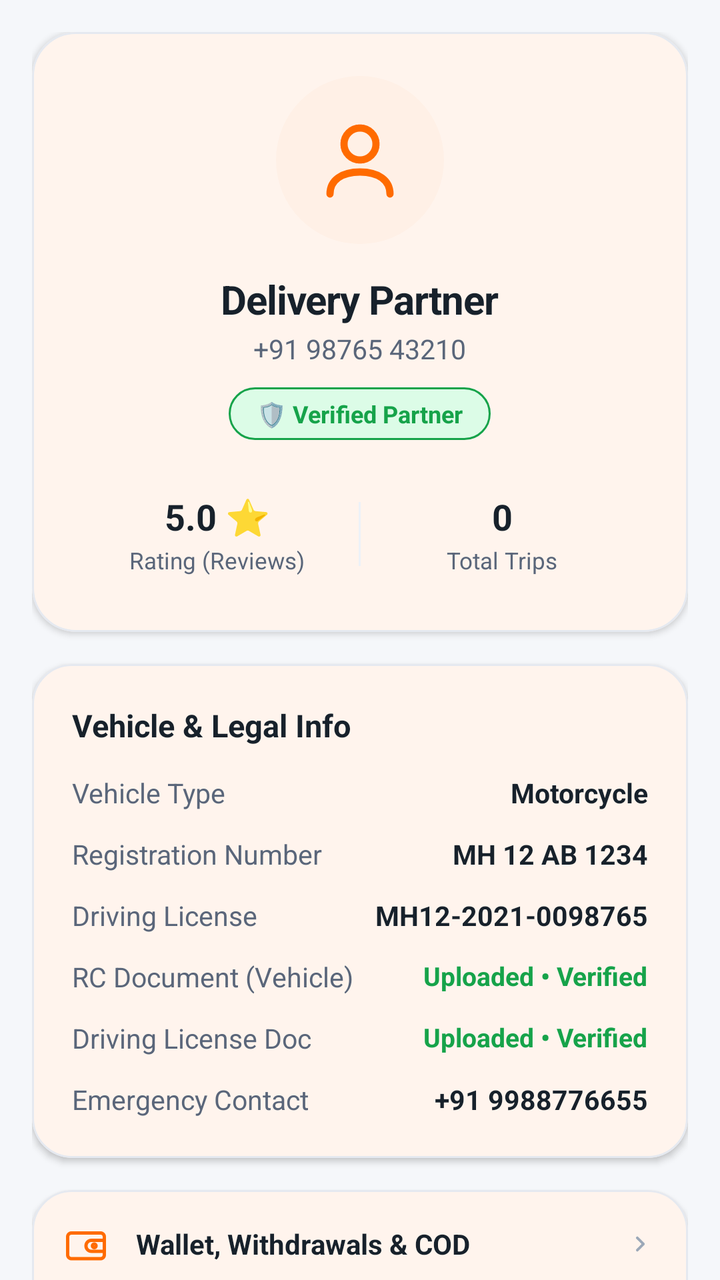
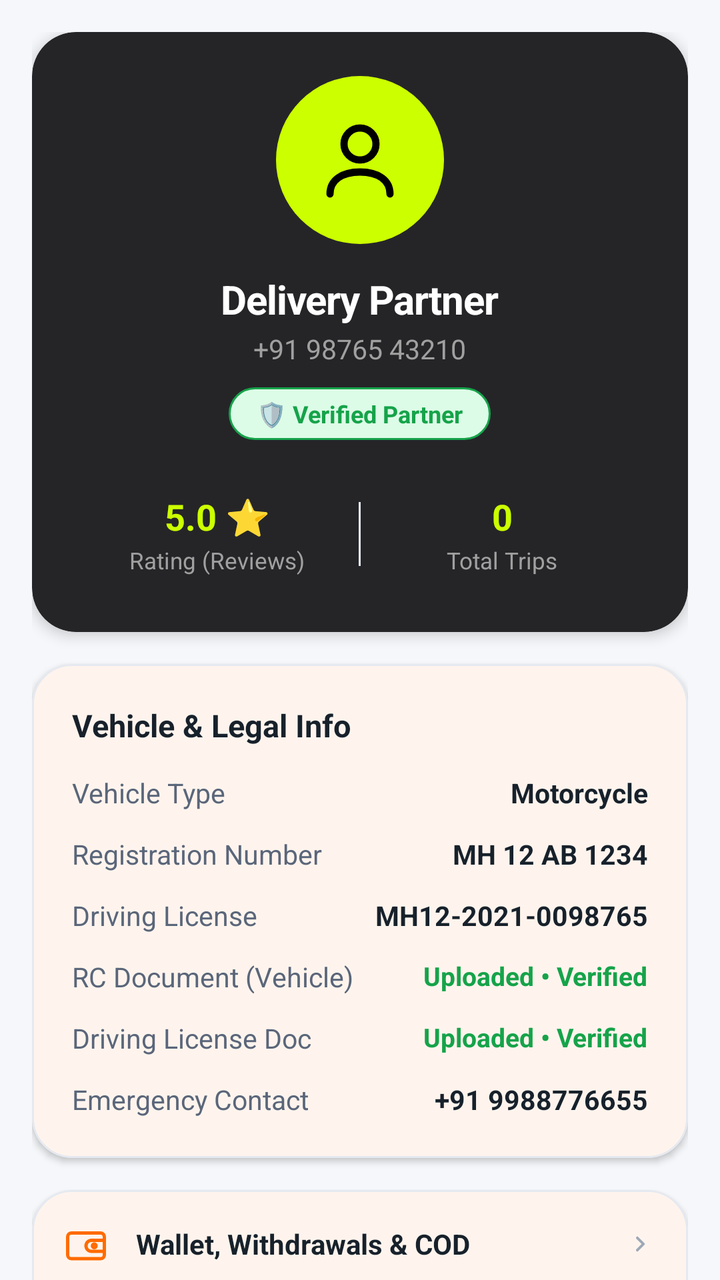

The first picture is an Android layout as it rendered before a commit; the second is the same layout after the commit. The layout source and the unified diff follow.
<!-- AndroidManifest.xml: application theme Theme.AKRHunger -->
<!-- res/layout/fragment_partner_profile.xml -->
<?xml version="1.0" encoding="utf-8"?>
<androidx.core.widget.NestedScrollView
    xmlns:android="http://schemas.android.com/apk/res/android"
    xmlns:app="http://schemas.android.com/apk/res-auto"
    android:layout_width="match_parent"
    android:layout_height="match_parent"
    android:background="@color/background"
    android:fillViewport="true">

    <LinearLayout
        android:layout_width="match_parent"
        android:layout_height="wrap_content"
        android:orientation="vertical"
        android:paddingHorizontal="16dp"
        android:paddingTop="16dp"
        android:paddingBottom="36dp">

        
        <com.google.android.material.card.MaterialCardView
            android:layout_width="match_parent"
            android:layout_height="wrap_content"
            app:cardCornerRadius="22dp"
            app:cardElevation="2dp"
            app:strokeColor="@color/card_border"
            app:strokeWidth="1dp"
            app:cardBackgroundColor="@color/surface">

            <LinearLayout
                android:layout_width="match_parent"
                android:layout_height="wrap_content"
                android:orientation="vertical"
                android:padding="22dp"
                android:gravity="center_horizontal">

                <FrameLayout
                    android:layout_width="84dp"
                    android:layout_height="84dp">

                    <ImageView
                        android:id="@+id/iv_partner_avatar"
                        android:layout_width="match_parent"
                        android:layout_height="match_parent"
                        android:src="@drawable/ic_profile"
                        app:tint="@color/primary"
                        android:background="@drawable/bg_pill_primary"
                        android:backgroundTint="@color/primary_tint"
                        android:padding="18dp" />
                </FrameLayout>

                <TextView
                    android:id="@+id/tv_profile_name"
                    android:layout_width="wrap_content"
                    android:layout_height="wrap_content"
                    android:layout_marginTop="14dp"
                    android:text="Delivery Partner"
                    android:textColor="@color/text_primary"
                    android:textSize="20sp"
                    android:textStyle="bold"
                    android:letterSpacing="-0.02" />

                <TextView
                    android:id="@+id/tv_profile_phone"
                    android:layout_width="wrap_content"
                    android:layout_height="wrap_content"
                    android:layout_marginTop="2dp"
                    android:text="+91 98765 43210"
                    android:textColor="@color/text_secondary"
                    android:textSize="13.5sp" />

                
                <TextView
                    android:id="@+id/tv_kyc_badge"
                    android:layout_width="wrap_content"
                    android:layout_height="wrap_content"
                    android:layout_marginTop="10dp"
                    android:background="@drawable/bg_pill_emerald_soft"
                    android:paddingHorizontal="14dp"
                    android:paddingVertical="5dp"
                    android:text="🛡️ Verified Partner"
                    android:textColor="@color/veg_green"
                    android:textSize="12sp"
                    android:textStyle="bold" />

                
                <LinearLayout
                    android:layout_width="match_parent"
                    android:layout_height="wrap_content"
                    android:orientation="horizontal"
                    android:layout_marginTop="20dp"
                    android:gravity="center">

                    <LinearLayout
                        android:id="@+id/layout_profile_rating_click"
                        android:layout_width="0dp"
                        android:layout_height="wrap_content"
                        android:layout_weight="1"
                        android:orientation="vertical"
                        android:gravity="center"
                        android:background="?attr/selectableItemBackground"
                        android:paddingVertical="6dp">

                        <TextView
                            android:id="@+id/tv_profile_rating"
                            android:layout_width="wrap_content"
                            android:layout_height="wrap_content"
                            android:text="5.0 ⭐"
                            android:textColor="@color/text_primary"
                            android:textSize="18sp"
                            android:textStyle="bold" />

                        <TextView
                            android:layout_width="wrap_content"
                            android:layout_height="wrap_content"
                            android:layout_marginTop="2dp"
                            android:text="Rating (Reviews)"
                            android:textColor="@color/text_secondary"
                            android:textSize="11.5sp" />
                    </LinearLayout>

                    <View
                        android:layout_width="1dp"
                        android:layout_height="32dp"
                        android:background="@color/divider" />

                    <LinearLayout
                        android:layout_width="0dp"
                        android:layout_height="wrap_content"
                        android:layout_weight="1"
                        android:orientation="vertical"
                        android:gravity="center"
                        android:paddingVertical="6dp">

                        <TextView
                            android:id="@+id/tv_profile_deliveries"
                            android:layout_width="wrap_content"
                            android:layout_height="wrap_content"
                            android:text="0"
                            android:textColor="@color/text_primary"
                            android:textSize="18sp"
                            android:textStyle="bold" />

                        <TextView
                            android:layout_width="wrap_content"
                            android:layout_height="wrap_content"
                            android:layout_marginTop="2dp"
                            android:text="Total Trips"
                            android:textColor="@color/text_secondary"
                            android:textSize="11.5sp" />
                    </LinearLayout>
                </LinearLayout>
            </LinearLayout>
        </com.google.android.material.card.MaterialCardView>

        
        <com.google.android.material.card.MaterialCardView
            android:layout_width="match_parent"
            android:layout_height="wrap_content"
            android:layout_marginTop="16dp"
            app:cardCornerRadius="20dp"
            app:cardElevation="2dp"
            app:strokeColor="@color/card_border"
            app:strokeWidth="1dp"
            app:cardBackgroundColor="@color/surface">

            <LinearLayout
                android:layout_width="match_parent"
                android:layout_height="wrap_content"
                android:orientation="vertical"
                android:padding="20dp">

                <TextView
                    android:layout_width="wrap_content"
                    android:layout_height="wrap_content"
                    android:text="Vehicle &amp; Legal Info"
                    android:textColor="@color/text_primary"
                    android:textSize="15.5sp"
                    android:textStyle="bold" />

                <RelativeLayout
                    android:layout_width="match_parent"
                    android:layout_height="wrap_content"
                    android:layout_marginTop="14dp">

                    <TextView
                        android:layout_width="wrap_content"
                        android:layout_height="wrap_content"
                        android:text="Vehicle Type"
                        android:textColor="@color/text_secondary"
                        android:textSize="13.5sp" />

                    <TextView
                        android:id="@+id/tv_profile_vehicle_type"
                        android:layout_width="wrap_content"
                        android:layout_height="wrap_content"
                        android:layout_alignParentEnd="true"
                        android:text="Motorcycle"
                        android:textColor="@color/text_primary"
                        android:textSize="13.5sp"
                        android:textStyle="bold" />
                </RelativeLayout>

                <RelativeLayout
                    android:layout_width="match_parent"
                    android:layout_height="wrap_content"
                    android:layout_marginTop="12dp">

                    <TextView
                        android:layout_width="wrap_content"
                        android:layout_height="wrap_content"
                        android:text="Registration Number"
                        android:textColor="@color/text_secondary"
                        android:textSize="13.5sp" />

                    <TextView
                        android:id="@+id/tv_profile_vehicle_number"
                        android:layout_width="wrap_content"
                        android:layout_height="wrap_content"
                        android:layout_alignParentEnd="true"
                        android:text="MH 12 AB 1234"
                        android:textColor="@color/text_primary"
                        android:textSize="13.5sp"
                        android:textStyle="bold" />
                </RelativeLayout>

                <RelativeLayout
                    android:layout_width="match_parent"
                    android:layout_height="wrap_content"
                    android:layout_marginTop="12dp">

                    <TextView
                        android:layout_width="wrap_content"
                        android:layout_height="wrap_content"
                        android:text="Driving License"
                        android:textColor="@color/text_secondary"
                        android:textSize="13.5sp" />

                    <TextView
                        android:id="@+id/tv_profile_license"
                        android:layout_width="wrap_content"
                        android:layout_height="wrap_content"
                        android:layout_alignParentEnd="true"
                        android:text="MH12-2021-0098765"
                        android:textColor="@color/text_primary"
                        android:textSize="13.5sp"
                        android:textStyle="bold" />
                </RelativeLayout>

                <RelativeLayout
                    android:layout_width="match_parent"
                    android:layout_height="wrap_content"
                    android:layout_marginTop="12dp">

                    <TextView
                        android:layout_width="wrap_content"
                        android:layout_height="wrap_content"
                        android:text="RC Document (Vehicle)"
                        android:textColor="@color/text_secondary"
                        android:textSize="13.5sp" />

                    <TextView
                        android:id="@+id/tv_profile_rc_status"
                        android:layout_width="wrap_content"
                        android:layout_height="wrap_content"
                        android:layout_alignParentEnd="true"
                        android:text="Uploaded • Verified"
                        android:textColor="@color/veg_green"
                        android:textSize="13sp"
                        android:textStyle="bold" />
                </RelativeLayout>

                <RelativeLayout
                    android:layout_width="match_parent"
                    android:layout_height="wrap_content"
                    android:layout_marginTop="12dp">

                    <TextView
                        android:layout_width="wrap_content"
                        android:layout_height="wrap_content"
                        android:text="Driving License Doc"
                        android:textColor="@color/text_secondary"
                        android:textSize="13.5sp" />

                    <TextView
                        android:id="@+id/tv_profile_dl_status"
                        android:layout_width="wrap_content"
                        android:layout_height="wrap_content"
                        android:layout_alignParentEnd="true"
                        android:text="Uploaded • Verified"
                        android:textColor="@color/veg_green"
                        android:textSize="13sp"
                        android:textStyle="bold" />
                </RelativeLayout>

                <RelativeLayout
                    android:layout_width="match_parent"
                    android:layout_height="wrap_content"
                    android:layout_marginTop="12dp">

                    <TextView
                        android:layout_width="wrap_content"
                        android:layout_height="wrap_content"
                        android:text="Emergency Contact"
                        android:textColor="@color/text_secondary"
                        android:textSize="13.5sp" />

                    <TextView
                        android:id="@+id/tv_profile_emergency"
                        android:layout_width="wrap_content"
                        android:layout_height="wrap_content"
                        android:layout_alignParentEnd="true"
                        android:text="+91 9988776655"
                        android:textColor="@color/text_primary"
                        android:textSize="13.5sp"
                        android:textStyle="bold" />
                </RelativeLayout>
            </LinearLayout>
        </com.google.android.material.card.MaterialCardView>

        
        <com.google.android.material.card.MaterialCardView
            android:layout_width="match_parent"
            android:layout_height="wrap_content"
            android:layout_marginTop="16dp"
            app:cardCornerRadius="20dp"
            app:cardElevation="2dp"
            app:strokeColor="@color/card_border"
            app:strokeWidth="1dp"
            app:cardBackgroundColor="@color/surface">

            <LinearLayout
                android:layout_width="match_parent"
                android:layout_height="wrap_content"
                android:orientation="vertical">

                
                <LinearLayout
                    android:id="@+id/btn_profile_wallet"
                    android:layout_width="match_parent"
                    android:layout_height="wrap_content"
                    android:orientation="horizontal"
                    android:gravity="center_vertical"
                    android:padding="16dp"
                    android:background="?attr/selectableItemBackground">

                    <ImageView
                        android:layout_width="22dp"
                        android:layout_height="22dp"
                        android:src="@drawable/ic_wallet"
                        app:tint="@color/primary" />

                    <TextView
                        android:layout_width="0dp"
                        android:layout_height="wrap_content"
                        android:layout_weight="1"
                        android:layout_marginStart="14dp"
                        android:text="Wallet, Withdrawals &amp; COD"
                        android:textColor="@color/text_primary"
                        android:textSize="14sp"
                        android:textStyle="bold" />

                    <ImageView
                        android:layout_width="16dp"
                        android:layout_height="16dp"
                        android:src="@drawable/ic_chevron_right"
                        app:tint="@color/text_hint" />
                </LinearLayout>

                <View
                    android:layout_width="match_parent"
                    android:layout_height="1dp"
                    android:background="@color/divider" />

                
                <LinearLayout
                    android:id="@+id/btn_profile_reviews"
                    android:layout_width="match_parent"
                    android:layout_height="wrap_content"
                    android:orientation="horizontal"
                    android:gravity="center_vertical"
                    android:padding="16dp"
                    android:background="?attr/selectableItemBackground">

                    <ImageView
                        android:layout_width="22dp"
                        android:layout_height="22dp"
                        android:src="@drawable/ic_star"
                        app:tint="@color/secondary" />

                    <TextView
                        android:layout_width="0dp"
                        android:layout_height="wrap_content"
                        android:layout_weight="1"
                        android:layout_marginStart="14dp"
                        android:text="Customer Ratings &amp; Reviews"
                        android:textColor="@color/text_primary"
                        android:textSize="14sp"
                        android:textStyle="bold" />

                    <ImageView
                        android:layout_width="16dp"
                        android:layout_height="16dp"
                        android:src="@drawable/ic_chevron_right"
                        app:tint="@color/text_hint" />
                </LinearLayout>

                <View
                    android:layout_width="match_parent"
                    android:layout_height="1dp"
                    android:background="@color/divider" />

                
                <LinearLayout
                    android:id="@+id/btn_profile_pincodes"
                    android:layout_width="match_parent"
                    android:layout_height="wrap_content"
                    android:orientation="horizontal"
                    android:gravity="center_vertical"
                    android:padding="16dp"
                    android:background="?attr/selectableItemBackground">

                    <ImageView
                        android:layout_width="22dp"
                        android:layout_height="22dp"
                        android:src="@drawable/ic_location"
                        app:tint="@color/primary" />

                    <TextView
                        android:layout_width="0dp"
                        android:layout_height="wrap_content"
                        android:layout_weight="1"
                        android:layout_marginStart="14dp"
                        android:text="Service Areas (Pincodes)"
                        android:textColor="@color/text_primary"
                        android:textSize="14sp"
                        android:textStyle="bold" />

                    <ImageView
                        android:layout_width="16dp"
                        android:layout_height="16dp"
                        android:src="@drawable/ic_chevron_right"
                        app:tint="@color/text_hint" />
                </LinearLayout>

                <View
                    android:layout_width="match_parent"
                    android:layout_height="1dp"
                    android:background="@color/divider" />

                
                <LinearLayout
                    android:id="@+id/btn_profile_radar"
                    android:layout_width="match_parent"
                    android:layout_height="wrap_content"
                    android:orientation="horizontal"
                    android:gravity="center_vertical"
                    android:padding="16dp"
                    android:background="?attr/selectableItemBackground">

                    <ImageView
                        android:layout_width="22dp"
                        android:layout_height="22dp"
                        android:src="@drawable/ic_map"
                        app:tint="@color/info" />

                    <TextView
                        android:layout_width="0dp"
                        android:layout_height="wrap_content"
                        android:layout_weight="1"
                        android:layout_marginStart="14dp"
                        android:text="Live GPS Radar &amp; Telemetry"
                        android:textColor="@color/text_primary"
                        android:textSize="14sp"
                        android:textStyle="bold" />

                    <ImageView
                        android:layout_width="16dp"
                        android:layout_height="16dp"
                        android:src="@drawable/ic_chevron_right"
                        app:tint="@color/text_hint" />
                </LinearLayout>

                <View
                    android:layout_width="match_parent"
                    android:layout_height="1dp"
                    android:background="@color/divider" />

                
                <LinearLayout
                    android:id="@+id/btn_profile_settings"
                    android:layout_width="match_parent"
                    android:layout_height="wrap_content"
                    android:orientation="horizontal"
                    android:gravity="center_vertical"
                    android:padding="16dp"
                    android:background="?attr/selectableItemBackground">

                    <ImageView
                        android:layout_width="22dp"
                        android:layout_height="22dp"
                        android:src="@drawable/ic_settings"
                        app:tint="@color/primary" />

                    <TextView
                        android:layout_width="0dp"
                        android:layout_height="wrap_content"
                        android:layout_weight="1"
                        android:layout_marginStart="14dp"
                        android:text="App Settings &amp; Bank Details"
                        android:textColor="@color/text_primary"
                        android:textSize="14sp"
                        android:textStyle="bold" />

                    <ImageView
                        android:layout_width="16dp"
                        android:layout_height="16dp"
                        android:src="@drawable/ic_chevron_right"
                        app:tint="@color/text_hint" />
                </LinearLayout>

                <View
                    android:layout_width="match_parent"
                    android:layout_height="1dp"
                    android:background="@color/divider" />

                
                <LinearLayout
                    android:id="@+id/btn_profile_support"
                    android:layout_width="match_parent"
                    android:layout_height="wrap_content"
                    android:orientation="horizontal"
                    android:gravity="center_vertical"
                    android:padding="16dp"
                    android:background="?attr/selectableItemBackground">

                    <ImageView
                        android:layout_width="22dp"
                        android:layout_height="22dp"
                        android:src="@drawable/ic_support"
                        app:tint="@color/primary" />

                    <TextView
                        android:layout_width="0dp"
                        android:layout_height="wrap_content"
                        android:layout_weight="1"
                        android:layout_marginStart="14dp"
                        android:text="Help Center, Tickets &amp; FAQs"
                        android:textColor="@color/text_primary"
                        android:textSize="14sp"
                        android:textStyle="bold" />

                    <ImageView
                        android:layout_width="16dp"
                        android:layout_height="16dp"
                        android:src="@drawable/ic_chevron_right"
                        app:tint="@color/text_hint" />
                </LinearLayout>

                <View
                    android:layout_width="match_parent"
                    android:layout_height="1dp"
                    android:background="@color/divider" />

                
                <LinearLayout
                    android:id="@+id/btn_profile_sos"
                    android:layout_width="match_parent"
                    android:layout_height="wrap_content"
                    android:orientation="horizontal"
                    android:gravity="center_vertical"
                    android:padding="16dp"
                    android:background="?attr/selectableItemBackground">

                    <ImageView
                        android:layout_width="22dp"
                        android:layout_height="22dp"
                        android:src="@drawable/ic_phone"
                        app:tint="@color/error" />

                    <TextView
                        android:layout_width="0dp"
                        android:layout_height="wrap_content"
                        android:layout_weight="1"
                        android:layout_marginStart="14dp"
                        android:text="🚨 Rider Safety SOS Helpline"
                        android:textColor="@color/error"
                        android:textSize="14sp"
                        android:textStyle="bold" />

                    <ImageView
                        android:layout_width="16dp"
                        android:layout_height="16dp"
                        android:src="@drawable/ic_chevron_right"
                        app:tint="@color/text_hint" />
                </LinearLayout>

            </LinearLayout>
        </com.google.android.material.card.MaterialCardView>

        
        <com.google.android.material.button.MaterialButton
            android:id="@+id/btn_profile_logout"
            style="@style/Widget.Material3.Button.OutlinedButton"
            android:layout_width="match_parent"
            android:layout_height="52dp"
            android:layout_marginTop="24dp"
            android:text="Sign Out"
            android:textColor="@color/error"
            android:textSize="15sp"
            android:textStyle="bold"
            app:strokeColor="@color/error"
            app:strokeWidth="1.5dp"
            app:icon="@drawable/ic_logout"
            app:iconTint="@color/error"
            app:iconPadding="8dp"
            app:cornerRadius="26dp" />

    </LinearLayout>
</androidx.core.widget.NestedScrollView>
<!-- resources referenced by this layout -->
<resources>
  <color name="background">#F5F7FA</color>
  <color name="card_border">#E5E9F0</color>
  <color name="divider">#EDF1F7</color>
  <color name="error">#DC2626</color>
  <color name="info">#2563EB</color>
  <color name="primary">#FF6B00</color>
  <color name="primary_tint">#FFF0E6</color>
  <color name="secondary">#E9A23B</color>
  <color name="surface">#FFFFFF</color>
  <color name="text_hint">#9CA8B8</color>
  <color name="text_primary">#17212B</color>
  <color name="text_secondary">#5A667A</color>
  <color name="veg_green">#16A34A</color>
  <!-- drawable bg_pill_emerald_soft (drawable) -->
  <?xml version="1.0" encoding="utf-8"?>
  <shape xmlns:android="http://schemas.android.com/apk/res/android"
      android:shape="rectangle">
      <corners android:radius="999dp" />
      <solid android:color="@color/success_light" />
      <stroke android:width="1dp" android:color="@color/success" />
  </shape>
  <!-- drawable bg_pill_primary (drawable) -->
  <?xml version="1.0" encoding="utf-8"?>
  <ripple xmlns:android="http://schemas.android.com/apk/res/android"
      android:color="#33FFFFFF">
      <item>
          <shape android:shape="rectangle">
              <corners android:radius="999dp" />
              <solid android:color="@color/primary" />
          </shape>
      </item>
  </ripple>
  <!-- drawable ic_star (drawable) -->
  <vector xmlns:android="http://schemas.android.com/apk/res/android"
      android:width="24dp" android:height="24dp"
      android:viewportWidth="24" android:viewportHeight="24">
      <path android:fillColor="#FFC107"
          android:pathData="M12,2l3.09,6.26L22,9.27l-5,4.87 1.18,6.88L12,17.77l-6.18,3.25L7,14.14 2,9.27l6.91,-1.01L12,2z" />
  </vector>
  <color name="success_light">#DCFCE7</color>
  <color name="success">#16A34A</color>
  <color name="primary_dark">#E85D04</color>
  <color name="on_primary">#FFFFFF</color>
  <color name="on_secondary">#17212B</color>
  <color name="on_surface">#17212B</color>
  <color name="surface_variant">#EEF2F6</color>
  <style name="ThemeOverlay.AKR.BottomSheetDialog" parent="ThemeOverlay.Material3.BottomSheetDialog">
          <item name="bottomSheetStyle">@style/Widget.AKR.BottomSheet</item>
      </style>
  <style name="ShapeAppearance.AKR.Dialog" parent="">
          <item name="cornerFamily">rounded</item>
          <item name="cornerSize">24dp</item>
      </style>
  <style name="TextAppearance.AKR.Dialog.Title" parent="MaterialAlertDialog.Material3.Title.Text">
          <item name="android:textColor">@color/text_primary</item>
          <item name="android:textSize">19sp</item>
          <item name="android:fontFamily">sans-serif-black</item>
      </style>
  <style name="TextAppearance.AKR.Dialog.Body" parent="MaterialAlertDialog.Material3.Body.Text">
          <item name="android:textColor">@color/text_secondary</item>
          <item name="android:textSize">14sp</item>
          <item name="android:fontFamily">sans-serif</item>
          <item name="android:lineSpacingMultiplier">1.3</item>
      </style>
  <style name="Widget.AKR.Dialog.Button.Neutral" parent="Widget.Material3.Button.TextButton.Dialog">
          <item name="android:textColor">@color/info</item>
          <item name="android:fontFamily">sans-serif-bold</item>
          <item name="android:textSize">14sp</item>
          <item name="android:textAllCaps">false</item>
          <item name="cornerRadius">18dp</item>
      </style>
  <style name="Widget.AKR.BottomSheet" parent="Widget.Material3.BottomSheet">
          <item name="shapeAppearanceOverlay">@style/ShapeAppearance.AKR.BottomSheet</item>
          <item name="backgroundTint">@color/surface</item>
      </style>
  <style name="ShapeAppearance.AKR.BottomSheet" parent="">
          <item name="cornerFamily">rounded</item>
          <item name="cornerSizeTopLeft">28dp</item>
          <item name="cornerSizeTopRight">28dp</item>
      </style>
  <!-- unchanged entries left out for length: 13 -->
</resources>

<!-- the commit's change to res/layout/fragment_partner_profile.xml (unified diff, before → after) -->
@@ -20,10 +20,9 @@
             android:layout_width="match_parent"
             android:layout_height="wrap_content"
             app:cardCornerRadius="22dp"
-            app:cardElevation="2dp"
-            app:strokeColor="@color/card_border"
-            app:strokeWidth="1dp"
-            app:cardBackgroundColor="@color/surface">
+            app:cardElevation="4dp"
+            app:strokeWidth="0dp"
+            app:cardBackgroundColor="@color/dark_card_bg">
 
             <LinearLayout
                 android:layout_width="match_parent"
@@ -41,9 +40,9 @@
                         android:layout_width="match_parent"
                         android:layout_height="match_parent"
                         android:src="@drawable/ic_profile"
-                        app:tint="@color/primary"
+                        app:tint="@color/black"
                         android:background="@drawable/bg_pill_primary"
-                        android:backgroundTint="@color/primary_tint"
+                        android:backgroundTint="@color/neon_green"
                         android:padding="18dp" />
                 </FrameLayout>
 
@@ -53,7 +52,7 @@
                     android:layout_height="wrap_content"
                     android:layout_marginTop="14dp"
                     android:text="Delivery Partner"
-                    android:textColor="@color/text_primary"
+                    android:textColor="@color/white"
                     android:textSize="20sp"
                     android:textStyle="bold"
                     android:letterSpacing="-0.02" />
@@ -64,7 +63,7 @@
                     android:layout_height="wrap_content"
                     android:layout_marginTop="2dp"
                     android:text="+91 98765 43210"
-                    android:textColor="@color/text_secondary"
+                    android:textColor="#A0A0A0"
                     android:textSize="13.5sp" />
 
                 
@@ -104,7 +103,7 @@
                             android:layout_width="wrap_content"
                             android:layout_height="wrap_content"
                             android:text="5.0 ⭐"
-                            android:textColor="@color/text_primary"
+                            android:textColor="@color/neon_green"
                             android:textSize="18sp"
                             android:textStyle="bold" />
 
@@ -113,7 +112,7 @@
                             android:layout_height="wrap_content"
                             android:layout_marginTop="2dp"
                             android:text="Rating (Reviews)"
-                            android:textColor="@color/text_secondary"
+                            android:textColor="#A0A0A0"
                             android:textSize="11.5sp" />
                     </LinearLayout>
 
@@ -135,7 +134,7 @@
                             android:layout_width="wrap_content"
                             android:layout_height="wrap_content"
                             android:text="0"
-                            android:textColor="@color/text_primary"
+                            android:textColor="@color/neon_green"
                             android:textSize="18sp"
                             android:textStyle="bold" />
 
@@ -144,7 +143,7 @@
                             android:layout_height="wrap_content"
                             android:layout_marginTop="2dp"
                             android:text="Total Trips"
-                            android:textColor="@color/text_secondary"
+                            android:textColor="#A0A0A0"
                             android:textSize="11.5sp" />
                     </LinearLayout>
                 </LinearLayout>
<!-- resource entries referenced after the edit -->
@@ -1,18 +1,21 @@
 <!-- resources referenced by this layout -->
 <resources>
   <color name="background">#F5F7FA</color>
+  <color name="black">#000000</color>
   <color name="card_border">#E5E9F0</color>
+  <color name="dark_card_bg">#252528</color>
   <color name="divider">#EDF1F7</color>
   <color name="error">#DC2626</color>
   <color name="info">#2563EB</color>
+  <color name="neon_green">#CCFF00</color>
   <color name="primary">#FF6B00</color>
-  <color name="primary_tint">#FFF0E6</color>
   <color name="secondary">#E9A23B</color>
   <color name="surface">#FFFFFF</color>
   <color name="text_hint">#9CA8B8</color>
   <color name="text_primary">#17212B</color>
   <color name="text_secondary">#5A667A</color>
   <color name="veg_green">#16A34A</color>
+  <color name="white">#FFFFFF</color>
   <!-- drawable bg_pill_emerald_soft (drawable) -->
   <?xml version="1.0" encoding="utf-8"?>
   <shape xmlns:android="http://schemas.android.com/apk/res/android"
